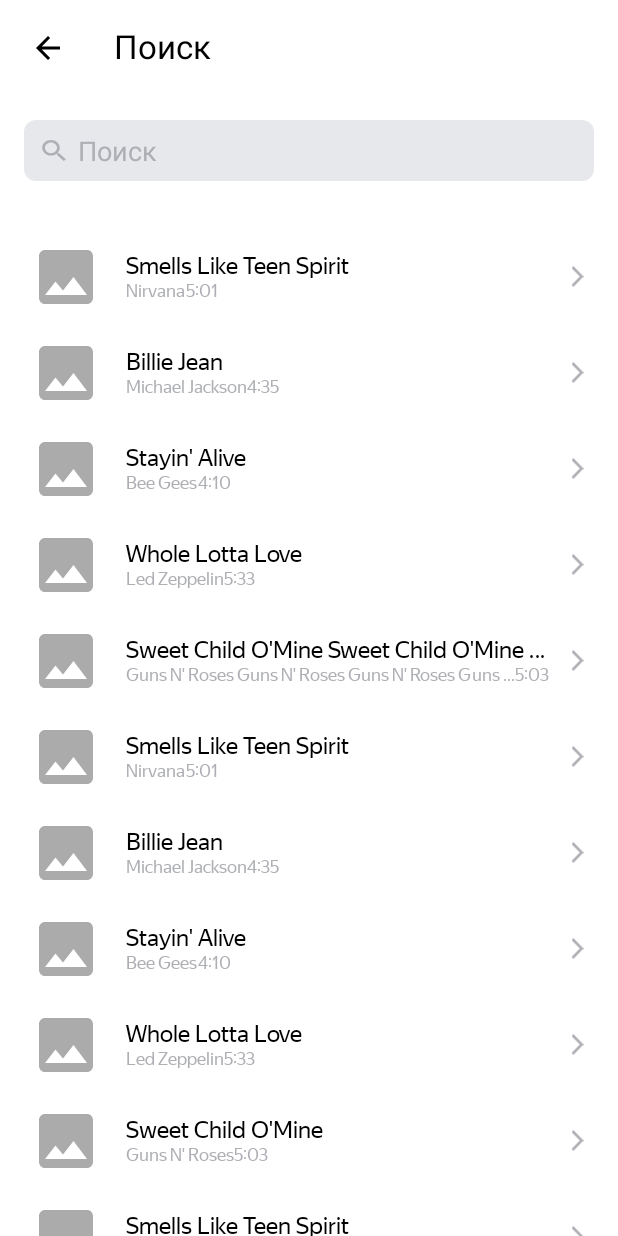
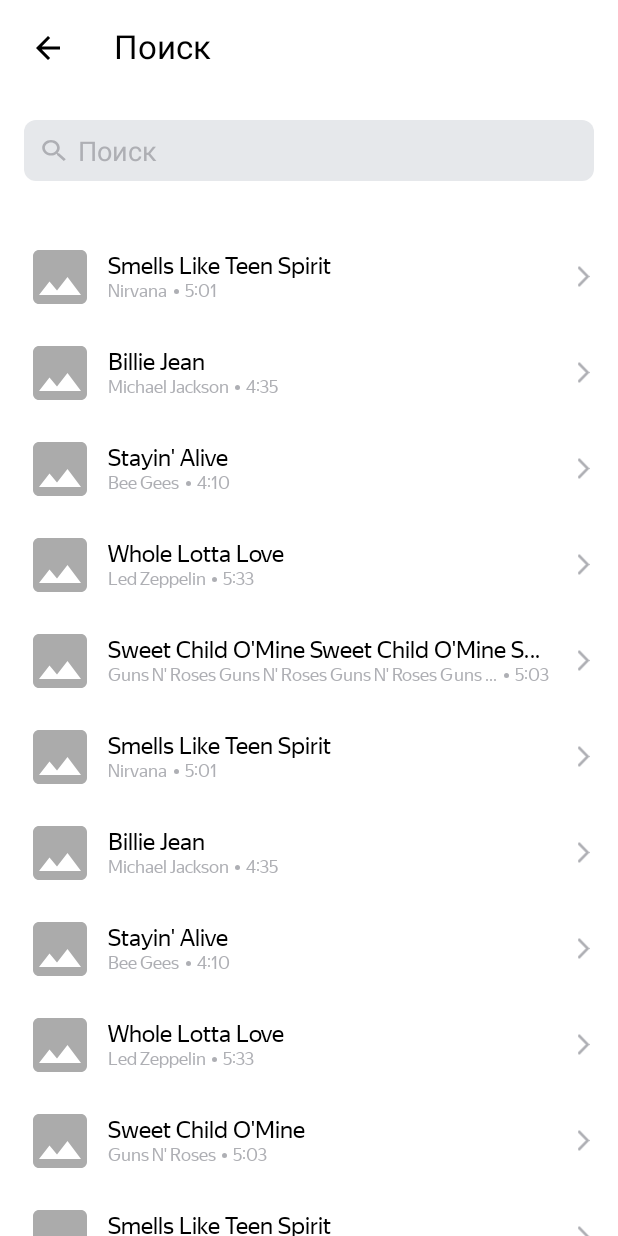
Before and after one commit to anonim-no/Playlist_Maker, an Android app: the SearchActivity screen opened directly, with no data from a screen before it, on a phone screen of 412 x 824 dp. Run offline under Robolectric (Android 15) with nearby library versions, the phone set to English and light mode, and no system bars; pictures from the network do not load.

Commit message:
- рефакторинг верстки

```diff
--- a/app/src/main/java/com/example/playlistmaker/search/SearchViewHolder.kt
+++ b/app/src/main/java/com/example/playlistmaker/search/SearchViewHolder.kt
@@ -25,6 +25,7 @@ class SearchViewHolder(itemView: View) : RecyclerView.ViewHolder(itemView) {
             .load(track.artworkUrl100)
             .placeholder(R.drawable.icon_image)
             .transform(RoundedCorners(2))
+            .centerCrop()
             .into(artworkUrl100)
     }
 }
--- /dev/null
+++ b/app/src/main/res/drawable/icon_dot.xml
@@ -0,0 +1,9 @@
+<vector xmlns:android="http://schemas.android.com/apk/res/android"
+    android:width="3dp"
+    android:height="3dp"
+    android:viewportWidth="3"
+    android:viewportHeight="3">
+  <path
+      android:pathData="M1.5,1.5m-1.5,0a1.5,1.5 0,1 1,3 0a1.5,1.5 0,1 1,-3 0"
+      android:fillColor="#AEAFB4"/>
+</vector>
--- a/app/src/main/res/layout/activity_search.xml
+++ b/app/src/main/res/layout/activity_search.xml
@@ -4,17 +4,16 @@
     xmlns:tools="http://schemas.android.com/tools"
     android:layout_width="match_parent"
     android:layout_height="match_parent"
-    android:background="@color/settings_screen_background"
+    android:background="@color/screen_background"
     android:orientation="vertical"
-    tools:context=".search.SearchActivity"
-    >
+    tools:context=".search.SearchActivity">
 
     <LinearLayout
         android:layout_width="match_parent"
         android:layout_height="wrap_content"
         android:layout_marginTop="@dimen/margin_from_top"
-        android:orientation="horizontal"
-        android:layout_marginBottom="@dimen/margin_from_header">
+        android:layout_marginBottom="@dimen/margin_from_header"
+        android:orientation="horizontal">
 
         <ImageView
             android:id="@+id/back_to_main_activity"
@@ -25,62 +24,59 @@
             android:foreground="?attr/selectableItemBackground"
             android:padding="8dp"
             android:src="@drawable/icon_back"
-            app:tint="@color/settings_text_color" />
+            app:tint="@color/text_color_primary" />
 
-        <TextView style="@style/Header"
+        <TextView
+            style="@style/Header"
             android:layout_marginStart="28dp"
             android:text="@string/search"
-            android:textColor="@color/settings_text_color"
-            />
+            android:textColor="@color/text_color_primary" />
     </LinearLayout>
 
     <FrameLayout
+        android:id="@+id/container"
+        android:layout_width="match_parent"
         android:layout_height="wrap_content"
-        android:layout_width="match_parent"
-        android:paddingHorizontal="@dimen/padding_horizontal"
-        android:id="@+id/container"
         android:layout_marginBottom="@dimen/margin_from_header"
-        >
+        android:paddingHorizontal="@dimen/padding_horizontal">
 
         <EditText
             android:id="@+id/input_search_form"
             android:layout_width="match_parent"
             android:layout_height="wrap_content"
-            android:hint="@string/search"
-            android:inputType="text"
-            android:textColor="@color/search_form_text_color"
-            android:textColorHint="@color/search_form_text_hint_color"
-            android:lines="1"
-            android:maxLength="255"
-            android:padding="8dp"
             android:background="@drawable/rounded_edittext_backgroud"
             android:drawableStart="@drawable/icon_search_form"
             android:drawablePadding="8dp"
             android:drawableTint="@color/search_form_text_hint_color"
+            android:hint="@string/search"
+            android:inputType="text"
+            android:lines="1"
+            android:maxLength="255"
+            android:padding="8dp"
             android:paddingStart="12dp"
             android:paddingEnd="32dp"
-            />
+            android:textColor="@color/search_form_text_color"
+            android:textColorHint="@color/search_form_text_hint_color" />
 
         <ImageView
             android:id="@+id/clear_search_form"
             android:layout_width="wrap_content"
             android:layout_height="wrap_content"
+            android:layout_gravity="end"
             android:layout_marginStart="@dimen/padding_horizontal"
             android:padding="14dp"
-            android:layout_gravity="end"
             android:src="@drawable/icon_clear"
             app:tint="@color/search_form_text_hint_color"
-            />
+            android:contentDescription="@string/clear_search_form" />
     </FrameLayout>
 
     <androidx.recyclerview.widget.RecyclerView
         android:id="@+id/rvSearchResults"
         android:layout_width="match_parent"
         android:layout_height="wrap_content"
+        android:orientation="vertical"
         app:layoutManager="androidx.recyclerview.widget.LinearLayoutManager"
-        android:orientation="vertical"
-        tools:listitem="@layout/item_search"
-        >
+        tools:listitem="@layout/item_search">
 
     </androidx.recyclerview.widget.RecyclerView>
 </LinearLayout>
--- a/app/src/main/res/layout/activity_settings.xml
+++ b/app/src/main/res/layout/activity_settings.xml
@@ -4,16 +4,15 @@
     xmlns:tools="http://schemas.android.com/tools"
     android:layout_width="match_parent"
     android:layout_height="match_parent"
-    android:background="@color/settings_screen_background"
-    android:orientation="vertical"
-    >
+    android:background="@color/screen_background"
+    android:orientation="vertical">
 
     <LinearLayout
         android:layout_width="match_parent"
         android:layout_height="wrap_content"
         android:layout_marginTop="@dimen/margin_from_top"
-        android:orientation="horizontal"
-        android:layout_marginBottom="@dimen/margin_from_header">
+        android:layout_marginBottom="@dimen/margin_from_header"
+        android:orientation="horizontal">
 
         <ImageView
             android:id="@+id/back_to_main_activity"
@@ -24,39 +23,39 @@
             android:foreground="?attr/selectableItemBackground"
             android:padding="8dp"
             android:src="@drawable/icon_back"
-            app:tint="@color/settings_text_color" />
+            app:tint="@color/text_color_primary" />
 
-        <TextView  style="@style/Header"
+        <TextView
+            style="@style/Header"
             android:layout_marginStart="28dp"
             android:text="@string/settings"
-            android:textColor="@color/settings_text_color"
-            />
+            android:textColor="@color/text_color_primary" />
     </LinearLayout>
 
-    <Switch style="@style/SettingsButtonText"
+    <Switch
         android:id="@+id/switch_dark_theme"
+        style="@style/SettingsButtonText"
+        android:paddingEnd="8dp"
         android:text="@string/dark_theme"
-        tools:ignore="UseSwitchCompatOrMaterialXml"
-        android:paddingEnd="8dp"
-        android:thumbTint="@color/settings_switch"
-        android:trackTint="@color/settings_switch"
-    />
+        android:thumbTint="@color/switch_color"
+        android:trackTint="@color/switch_color"
+        tools:ignore="UseSwitchCompatOrMaterialXml" />
 
-    <Button style="@style/SettingsButtonText"
+    <Button
         android:id="@+id/button_sharing"
+        style="@style/SettingsButtonText"
         android:text="@string/share"
-        app:icon="@drawable/icon_share"
-     />
+        app:icon="@drawable/icon_share" />
 
-    <Button style="@style/SettingsButtonText"
+    <Button
         android:id="@+id/button_support"
+        style="@style/SettingsButtonText"
         android:text="@string/support"
-        app:icon="@drawable/icon_support"
-     />
+        app:icon="@drawable/icon_support" />
 
-    <Button style="@style/SettingsButtonText"
+    <Button
         android:id="@+id/button_terms"
+        style="@style/SettingsButtonText"
         android:text="@string/terms"
-        app:icon="@drawable/icon_chevron_right"
-     />
+        app:icon="@drawable/icon_chevron_right" />
 </LinearLayout>
--- a/app/src/main/res/layout/item_search.xml
+++ b/app/src/main/res/layout/item_search.xml
@@ -6,89 +6,70 @@
     android:layout_height="wrap_content"
     android:background="?android:attr/selectableItemBackground"
     android:gravity="center_vertical"
-    android:padding="8dp">
+    android:paddingHorizontal="@dimen/padding_horizontal"
+    android:paddingVertical="@dimen/padding_vertical">
 
     <ImageView
         android:id="@+id/ivTrackArt"
-        android:layout_width="48dp"
-        android:layout_height="48dp"
-        tools:src="@drawable/icon_image"
-        android:layout_marginStart="12dp"
-
-        />
+        android:layout_width="@dimen/track_art_size"
+        android:layout_height="@dimen/track_art_size"
+        android:layout_weight="0"
+        android:contentDescription="@string/trackArt"
+        tools:src="@drawable/icon_image" />
 
     <LinearLayout
         android:layout_width="match_parent"
         android:layout_height="wrap_content"
-        android:layout_weight="0.70"
+        android:layout_marginHorizontal="8dp"
+        android:layout_weight="1"
         android:orientation="vertical">
 
         <TextView
             android:id="@+id/tvTrackName"
-            android:layout_width="wrap_content"
-            android:layout_height="wrap_content"
-            android:layout_marginStart="16dp"
-            android:layout_marginTop="0dp"
-            android:layout_weight="1"
-            android:ellipsize="end"
-            android:fontFamily="@font/ys_display_regular"
-            android:lines="1"
-            android:textColor="@color/search_results_track_name"
-            android:textFontWeight="400"
-            android:textSize="16sp"
+            style="@style/SearchResultItem"
+            android:textColor="@color/text_color_primary"
+            android:textSize="@dimen/text_size"
             tools:text="Here Comes The Sun (Remastered)" />
 
         <LinearLayout
             android:layout_width="wrap_content"
-            android:layout_height="match_parent"
-            >
+            android:layout_height="match_parent">
 
             <TextView
                 android:id="@+id/tvArtistName"
-                android:layout_width="wrap_content"
-                android:layout_height="wrap_content"
-                android:layout_marginStart="16dp"
+                style="@style/SearchResultItem"
                 android:layout_weight="1"
-                android:ellipsize="end"
-                android:fontFamily="@font/ys_display_regular"
-                android:lines="1"
-                android:textColor="@color/search_results_artist_name"
-                android:textFontWeight="400"
-                android:textSize="12sp"
                 tools:text="The Beatles The Beatles The Beatles The Beatles The Beatles The Beatles The Beatles The Beatles " />
-            <TextView
-                android:layout_width="wrap_content"
-                android:layout_height="wrap_content"
-                android:layout_weight="0"
-                android:ellipsize="end"
-                android:fontFamily="@font/ys_display_regular"
-                android:lines="1"
-                android:textColor="@color/search_results_artist_name"
-                android:textFontWeight="400"
-                android:textSize="12sp"
-                tools:text="  •  " />
+
+            <!--
+            Сначала сделал TextView с символьной точкой, но обнаружил,
+            что она отображается не на всех телефонах.
+            Переделал на ImageView, так надежней, везде будет работать
+            -->
+            <ImageView
+                style="@style/SearchResultItem"
+                android:contentDescription="@string/middleDot"
+                android:paddingHorizontal="4dp"
+                android:paddingVertical="6dp"
+                android:src="@drawable/icon_dot" />
+
             <TextView
                 android:id="@+id/tvTrackTime"
-                android:layout_width="wrap_content"
-                android:layout_height="wrap_content"
-                android:layout_weight="0"
-                android:ellipsize="end"
-                android:fontFamily="@font/ys_display_regular"
-                android:lines="1"
-                android:textColor="@color/search_results_artist_name"
-                android:textFontWeight="400"
-                android:textSize="12sp"
+                style="@style/SearchResultItem"
                 tools:text="05:05" />
+
         </LinearLayout>
+
     </LinearLayout>
 
     <ImageView
         android:id="@+id/moreImageViewButton"
         android:layout_width="14dp"
         android:layout_height="14dp"
-        android:layout_marginHorizontal="12dp"
+        android:layout_marginStart="8dp"
+        android:layout_weight="0"
+        android:contentDescription="@string/more"
         android:src="@drawable/icon_chevron_right"
-        app:tint="@color/search_results_chevron" />
-
+        app:tint="@color/text_color_secondary" />
 
 </LinearLayout>
--- a/app/src/main/res/values-night/colors.xml
+++ b/app/src/main/res/values-night/colors.xml
@@ -1,19 +1,18 @@
 <?xml version="1.0" encoding="utf-8"?>
 <resources>
-    <color name="text_color">#FFFFFF</color>
-
     <color name="main_screen_background">#1A1B22</color>
 
-    <color name="settings_screen_background">#1A1B22</color>
-    <color name="settings_text_color">#FFFFFF</color>
+    <color name="screen_background">#1A1B22</color>
+
+    <color name="text_color_primary">#FFFFFF</color>
+    <color name="text_color_secondary">#FFFFFF</color>
+
     <color name="settings_button_background_color">#1A1B22</color>
-    <color name="settings_switch">#3772E7</color>
+
+    <color name="switch_color">#3772E7</color>
 
     <color name="search_form_background_color">#FFFFFF</color>
     <color name="search_form_text_color">#1A1B22</color>
     <color name="search_form_text_hint_color">#1A1B22</color>
 
-    <color name="search_results_track_name">#FFFFFF</color>
-    <color name="search_results_artist_name">#FFFFFF</color>
-    <color name="search_results_chevron">#FFFFFF</color>
 </resources>
--- a/app/src/main/res/values/colors.xml
+++ b/app/src/main/res/values/colors.xml
@@ -8,23 +8,23 @@
     <color name="black">#FF000000</color>
     <color name="white">#FFFFFFFF</color>
 
-    <color name="text_color">#000000</color>
+    <color name="main_screen_background">#3772E7</color>
 
-    <color name="main_screen_background">#3772E7</color>
-    <color name="main_button_text_color">#1A1B22</color>
-    <color name="main_button_icon_color">#1A1B22</color>
+    <color name="screen_background">#FFFFFF</color>
+
+    <color name="text_color_primary">#000000</color>
+    <color name="text_color_secondary">#AEAFB4</color>
+
+    <color name="text_color_primary_variant">#1A1B22</color>
+
     <color name="main_button_background_color">#FFFFFFFF</color>
 
-    <color name="settings_screen_background">#FFFFFF</color>
-    <color name="settings_text_color">#000000</color>
     <color name="settings_button_background_color">#FFFFFFFF</color>
-    <color name="settings_switch">#AEAFB4</color>
+
+    <color name="switch_color">#AEAFB4</color>
 
     <color name="search_form_background_color">#E6E8EB</color>
     <color name="search_form_text_color">#1A1B22</color>
     <color name="search_form_text_hint_color">#AEAFB4</color>
 
-    <color name="search_results_track_name">#000000</color>
-    <color name="search_results_artist_name">#AEAFB4</color>
-    <color name="search_results_chevron">#AEAFB4</color>
 </resources>
--- a/app/src/main/res/values/dimens.xml
+++ b/app/src/main/res/values/dimens.xml
@@ -2,12 +2,14 @@
 <resources>
 
     <dimen name="padding_horizontal">16dp</dimen>
+    <dimen name="padding_vertical">8dp</dimen>
 
     <dimen name="margin_from_top">16dp</dimen>
     <dimen name="margin_from_header">32dp</dimen>
 
     <dimen name="header_text_size">22sp</dimen>
-    <dimen name="settings_text_size">16sp</dimen>
+    <dimen name="text_size">16sp</dimen>
+    <dimen name="text_size_variant">12sp</dimen>
 
     <dimen name="main_button_height">0dp</dimen>
     <dimen name="main_button_margin_from_button">8dp</dimen>
@@ -16,6 +18,7 @@
 
     <dimen name="settings_button_padding_top">21dp</dimen>
     <dimen name="settings_button_padding_bottom">21dp</dimen>
+    <dimen name="settings_button_padding_horizontal">16dp</dimen>
 
-    <dimen name="settings_button_padding_horizontal">16dp</dimen>
+    <dimen name="track_art_size">48dp</dimen>
 </resources>
--- a/app/src/main/res/values/strings.xml
+++ b/app/src/main/res/values/strings.xml
@@ -17,4 +17,9 @@
     <string name="support_share_link">https://practicum.yandex.ru/android-developer/</string>
     <string name="support_send_error">Не найдено подходящего приложения</string>
     <string name="settings_not_found_app">Не найдено подходящих приложений</string>
+
+    <string name="trackArt">Обложка</string>
+    <string name="middleDot">Разделитель</string>
+    <string name="more">Больше</string>
+    <string name="clear_search_form">Очистить строку поиска</string>
 </resources>
--- a/app/src/main/res/values/styles.xml
+++ b/app/src/main/res/values/styles.xml
@@ -1,11 +1,13 @@
 <?xml version="1.0" encoding="utf-8"?>
 <resources>
+
     <style name="Header">
         <item name="android:layout_width">wrap_content</item>
         <item name="android:layout_height">wrap_content</item>
         <item name="android:textSize">@dimen/header_text_size</item>
         <item name="android:letterSpacing">0</item>
     </style>
+
     <style name="MainButtonStyle" parent="Widget.MaterialComponents.Button.UnelevatedButton">
         <item name="android:layout_width">match_parent</item>
         <item name="android:layout_height">@dimen/main_button_height</item>
@@ -14,7 +16,7 @@
 
         <item name="android:textSize">@dimen/header_text_size</item>
         <item name="android:textFontWeight">500</item>
-        <item name="android:textColor">@color/main_button_text_color</item>
+        <item name="android:textColor">@color/text_color_primary_variant</item>
         <item name="android:textAllCaps">false</item>
         <item name="android:fontFamily">@font/ys_display_medium</item>
         <item name="android:letterSpacing">0</item>
@@ -24,17 +26,18 @@
         <item name="cornerRadius">@dimen/main_button_corner_radius</item>
         <item name="iconGravity">textStart</item>
         <item name="iconPadding">@dimen/main_button_icon_padding</item>
-        <item name="iconTint">@color/main_button_icon_color</item>
+        <item name="iconTint">@color/text_color_primary_variant</item>
         <item name="android:foreground">?attr/selectableItemBackground</item>
 
     </style>
+
     <style name="SettingsButtonText" parent="Widget.MaterialComponents.Button.UnelevatedButton">
         <item name="android:layout_width">match_parent</item>
         <item name="android:layout_height">wrap_content</item>
 
-        <item name="android:textSize">@dimen/settings_text_size</item>
+        <item name="android:textSize">@dimen/text_size</item>
         <item name="android:textFontWeight">400</item>
-        <item name="android:textColor">@color/settings_text_color</item>
+        <item name="android:textColor">@color/text_color_primary</item>
         <item name="android:textAllCaps">false</item>
         <item name="android:fontFamily">@font/ys_display_regular</item>
         <item name="android:letterSpacing">0</item>
@@ -45,18 +48,26 @@
         <item name="android:paddingHorizontal">@dimen/settings_button_padding_horizontal</item>
 
         <item name="iconGravity">end</item>
-        <item name="iconTint">@color/settings_text_color</item>
-
-        <item name="android:backgroundTint">@color/settings_button_background_color</item>
-
-        <item name="android:foreground">?attr/selectableItemBackground</item>
-    </style>
-    <style name="SearchResult">
-        <item name="iconTint">@color/settings_text_color</item>
+        <item name="iconTint">@color/text_color_secondary</item>
 
         <item name="android:backgroundTint">@color/settings_button_background_color</item>
 
         <item name="android:foreground">?attr/selectableItemBackground</item>
     </style>
 
+    <style name="SearchResultItem">
+        <item name="android:layout_width">wrap_content</item>
+        <item name="android:layout_height">wrap_content</item>
+        <item name="iconTint">@color/text_color_primary</item>
+        <item name="android:backgroundTint">@color/settings_button_background_color</item>
+        <item name="android:foreground">?attr/selectableItemBackground</item>
+        <item name="fontFamily">@font/ys_display_regular</item>
+        <item name="fontWeight">400</item>
+        <item name="android:textSize">@dimen/text_size_variant</item>
+        <item name="android:textColor">@color/text_color_secondary</item>
+        <item name="android:lines">1</item>
+        <item name="android:ellipsize">end</item>
+        <item name="android:layout_weight">0</item>
+    </style>
+
 </resources>
```
Also changed, not shown: 1 other file.
